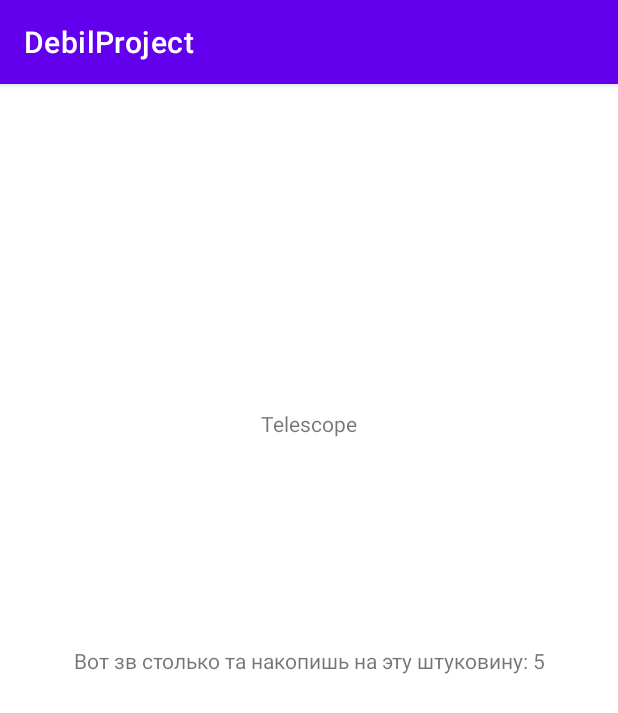
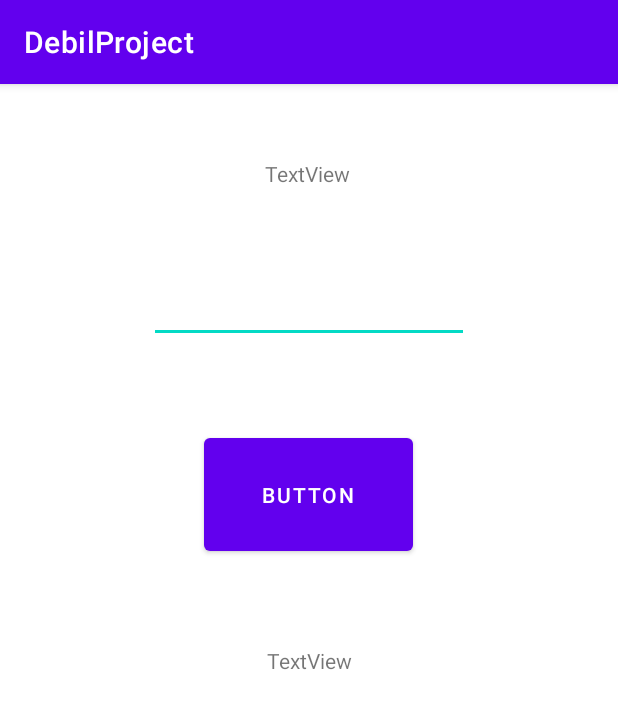
Before and after one commit to Pro2006/DebilProject, an Android app: the screen it shows after launch (MainActivity), on a phone screen of 412 x 824 dp. Shown: the top 713 px of the screen. Run offline under Robolectric (Android 15) with nearby library versions, the phone set to English and light mode, and no system bars.

Commit message:
Это Питерская система счастливых билетиков

```diff
--- a/app/src/main/java/com/example/debilproject/MainActivity.java
+++ b/app/src/main/java/com/example/debilproject/MainActivity.java
@@ -2,25 +2,50 @@ package com.example.debilproject;
 
 import androidx.appcompat.app.AppCompatActivity;
 
+import android.annotation.SuppressLint;
 import android.os.Bundle;
+import android.view.View;
+import android.widget.Button;
+import android.widget.EditText;
 import android.widget.TextView;
 
 public class MainActivity extends AppCompatActivity {
-    private Inthing telescope = new Inthing();
 
-    private TextView month;
+    private TextView txtResult;
+    private EditText TicketNumber;
+
+    private final PiterAlgorithm algorithm = new PiterAlgorithm();
+
 
     @Override
     protected void onCreate(Bundle savedInstanceState) {
         super.onCreate(savedInstanceState);
         setContentView(R.layout.activity_main);
 
-        month = findViewById(R.id.month);
-        int allMonth = telescope.CalculationOfMonth(14000, 1000,
-                2500, 0.05F);
-        month.setText("Вот зв столько та накопишь на эту штуковину: " + allMonth);
 
+        System.out.println("" + R.id.result + " " + R.id.checkTicketNumber + " "
+                + R.id.textView + " " + R.id.ticketNumber);
+        txtResult = findViewById(R.id.result);
+        Button btnCheckTicket = findViewById(R.id.checkTicketNumber);
+        TicketNumber = findViewById(R.id.ticketNumber);
+
+        btnCheckTicket.setOnClickListener(listener);
     }
+
+    private final View.OnClickListener listener = new View.OnClickListener() {
+        @SuppressLint("SetTextI18n")
+        @Override
+        public void onClick(View view) {
+            String number = TicketNumber.getText().toString();
+            if (algorithm.isHappyTicketPiter(number)) {
+                txtResult.setText(" Это счастливый билет! ");
+            } else {
+                int newHappyNumber = algorithm.nextHappyInt(number);
+                txtResult.setText(" Это новый счастливый билет! " + newHappyNumber);
+            }
+
+        }
+    };
 
 
 }
--- a/app/src/main/res/layout/activity_main.xml
+++ b/app/src/main/res/layout/activity_main.xml
@@ -7,18 +7,31 @@
     tools:context=".MainActivity">
 
     <TextView
-        android:id="@+id/thing"
+        android:id="@+id/textView"
         android:layout_width="wrap_content"
         android:layout_height="wrap_content"
-        android:text="Telescope"
+        android:text="TextView"
         app:layout_constraintBottom_toBottomOf="parent"
         app:layout_constraintEnd_toEndOf="parent"
+        app:layout_constraintHorizontal_bias="0.498"
         app:layout_constraintStart_toStartOf="parent"
         app:layout_constraintTop_toTopOf="parent"
-        app:layout_constraintVertical_bias="0.289" />
+        app:layout_constraintVertical_bias="0.067" />
+
+    <Button
+        android:id="@+id/checkTicketNumber"
+        android:layout_width="139dp"
+        android:layout_height="87dp"
+        android:text="Button"
+        app:layout_constraintBottom_toBottomOf="parent"
+        app:layout_constraintEnd_toEndOf="parent"
+        app:layout_constraintHorizontal_bias="0.498"
+        app:layout_constraintStart_toStartOf="parent"
+        app:layout_constraintTop_toTopOf="parent"
+        app:layout_constraintVertical_bias="0.338" />
 
     <TextView
-        android:id="@+id/month"
+        android:id="@+id/result"
         android:layout_width="wrap_content"
         android:layout_height="wrap_content"
         android:text="TextView"
@@ -27,4 +40,14 @@
         app:layout_constraintStart_toStartOf="parent"
         app:layout_constraintTop_toTopOf="parent" />
 
+    <EditText
+        android:id="@+id/ticketNumber"
+        android:layout_width="wrap_content"
+        android:layout_height="wrap_content"
+        android:ems="10"
+        android:inputType="number"
+        app:layout_constraintBottom_toTopOf="@+id/checkTicketNumber"
+        app:layout_constraintEnd_toEndOf="parent"
+        app:layout_constraintStart_toStartOf="parent"
+        app:layout_constraintTop_toBottomOf="@+id/textView" />
 </androidx.constraintlayout.widget.ConstraintLayout>
--- /dev/null
+++ b/build.gradle
@@ -0,0 +1,5 @@
+// Top-level build file where you can add configuration options common to all sub-projects/modules.
+plugins {
+    id 'com.android.application' version '7.4.1' apply false
+    id 'com.android.library' version '7.4.1' apply false
+}
```
Also changed, not shown: app/build.gradle (added, +39 -0 lines), app/src/main/java/com/example/debilproject/Algorithm.java (added, +58 -0 lines), app/src/main/java/com/example/debilproject/PiterAlgorithm.java (added, +47 -0 lines), gradle.properties (added, +21 -0 lines), settings.gradle (added, +16 -0 lines), gradle/wrapper/gradle-wrapper.properties (added), 6 other files.
